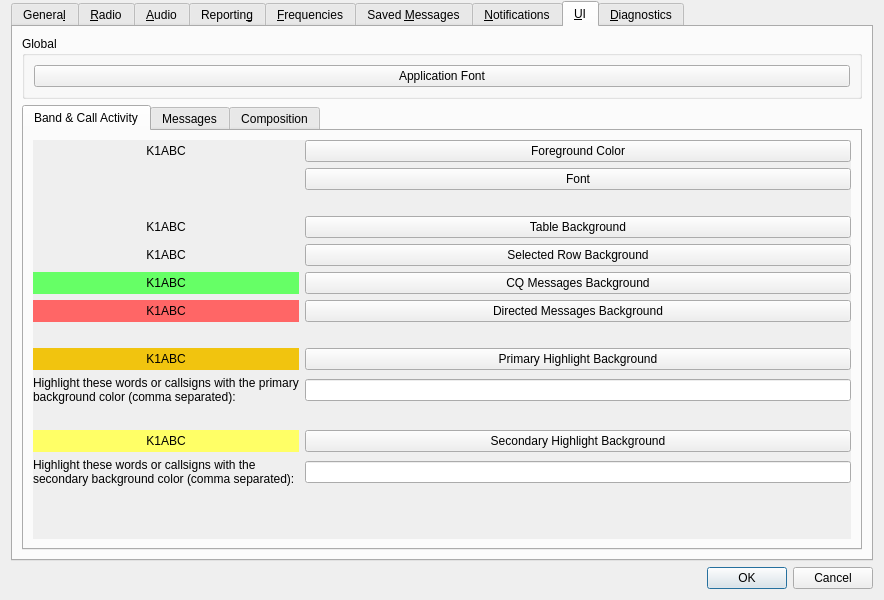
First picture: the form in JS8_UI/Configuration.ui, repository JS8Call-improved/JS8Call-improved, before the edit.
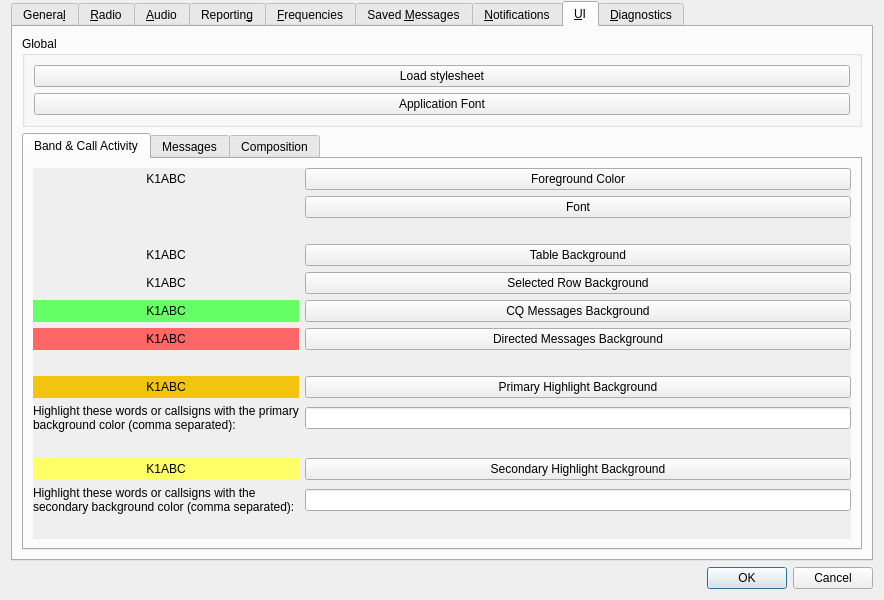
Second picture: the form after the edit. The open tabs and pages were chosen to show the change. Custom widgets are drawn as their Qt base class.

Commit message: Add a Load stylesheet button to Settings->UI

The edit to the form file:
```diff
--- a/JS8_UI/Configuration.ui
+++ b/JS8_UI/Configuration.ui
@@ -3236,6 +3236,16 @@
          </property>
          <layout class="QGridLayout" name="gridLayout_17">
           <item row="0" column="0">
+           <widget class="QPushButton" name="style_push_button">
+            <property name="toolTip">
+             <string>Loads a new qss stylefile</string>
+            </property>
+            <property name="text">
+             <string>Load stylesheet</string>
+            </property>
+           </widget>
+          </item>
+          <item row="1" column="0">
            <widget class="QPushButton" name="font_push_button">
             <property name="enabled">
              <bool>true</bool>
```
Left out of the diff: 1 changed line with no effect on the pictures. The commit also changes 2 other files.
